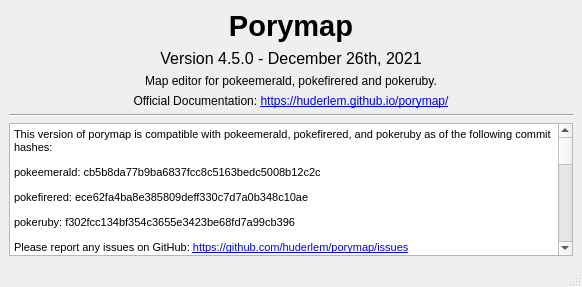
Before: the Qt Designer form forms/aboutporymap.ui in huderlem/porymap, drawn with Qt 5.
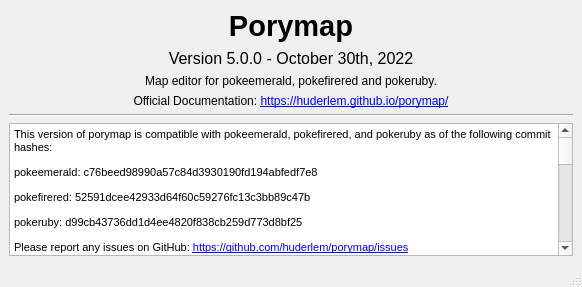
After: the same form once the commit is applied.

Diff of the .ui file:
```diff
--- a/forms/aboutporymap.ui
+++ b/forms/aboutporymap.ui
@@ -53,7 +53,7 @@
        </font>
       </property>
       <property name="text">
-       <string>Version 4.5.0 - December 26th, 2021</string>
+       <string>Version 5.0.0 - October 30th, 2022</string>
       </property>
       <property name="alignment">
        <set>Qt::AlignCenter</set>
@@ -103,16 +103,77 @@
 p, li { white-space: pre-wrap; }
 &lt;/style&gt;&lt;/head&gt;&lt;body style=&quot; font-family:'MS Shell Dlg 2'; font-size:8.25pt; font-weight:400; font-style:normal;&quot;&gt;
 &lt;p style=&quot; margin-top:12px; margin-bottom:12px; margin-left:0px; margin-right:0px; -qt-block-indent:0; text-indent:0px;&quot;&gt;&lt;span style=&quot; font-size:8pt;&quot;&gt;This version of porymap is compatible with pokeemerald, pokefirered, and pokeruby as of the following commit hashes:&lt;/span&gt;&lt;/p&gt;
-&lt;p style=&quot; margin-top:12px; margin-bottom:12px; margin-left:0px; margin-right:0px; -qt-block-indent:0; text-indent:0px;&quot;&gt;&lt;span style=&quot; font-size:8pt;&quot;&gt;pokeemerald: cb5b8da77b9ba6837fcc8c5163bedc5008b12c2c&lt;/span&gt;&lt;/p&gt;
-&lt;p style=&quot; margin-top:12px; margin-bottom:12px; margin-left:0px; margin-right:0px; -qt-block-indent:0; text-indent:0px;&quot;&gt;&lt;span style=&quot; font-size:8pt;&quot;&gt;pokefirered: ece62fa4ba8e385809deff330c7d7a0b348c10ae&lt;/span&gt;&lt;/p&gt;
-&lt;p style=&quot; margin-top:12px; margin-bottom:12px; margin-left:0px; margin-right:0px; -qt-block-indent:0; text-indent:0px;&quot;&gt;&lt;span style=&quot; font-size:8pt;&quot;&gt;pokeruby: f302fcc134bf354c3655e3423be68fd7a99cb396&lt;/span&gt;&lt;/p&gt;
+&lt;p style=&quot; margin-top:12px; margin-bottom:12px; margin-left:0px; margin-right:0px; -qt-block-indent:0; text-indent:0px;&quot;&gt;&lt;span style=&quot; font-size:8pt;&quot;&gt;pokeemerald: c76beed98990a57c84d3930190fd194abfedf7e8&lt;/span&gt;&lt;/p&gt;
+&lt;p style=&quot; margin-top:12px; margin-bottom:12px; margin-left:0px; margin-right:0px; -qt-block-indent:0; text-indent:0px;&quot;&gt;&lt;span style=&quot; font-size:8pt;&quot;&gt;pokefirered: 52591dcee42933d64f60c59276fc13c3bb89c47b&lt;/span&gt;&lt;/p&gt;
+&lt;p style=&quot; margin-top:12px; margin-bottom:12px; margin-left:0px; margin-right:0px; -qt-block-indent:0; text-indent:0px;&quot;&gt;&lt;span style=&quot; font-size:8pt;&quot;&gt;pokeruby: d99cb43736dd1d4ee4820f838cb259d773d8bf25&lt;/span&gt;&lt;/p&gt;
 &lt;p style=&quot; margin-top:12px; margin-bottom:12px; margin-left:0px; margin-right:0px; -qt-block-indent:0; text-indent:0px;&quot;&gt;&lt;span style=&quot; font-size:8pt;&quot;&gt;Please report any issues on GitHub: &lt;/span&gt;&lt;a href=&quot;https://github.com/huderlem/porymap/issues&quot;&gt;&lt;span style=&quot; font-size:8pt; text-decoration: underline; color:#0000ff;&quot;&gt;https://github.com/huderlem/porymap/issues&lt;/span&gt;&lt;/a&gt;&lt;/p&gt;
 &lt;hr /&gt;
 &lt;h1 style=&quot; margin-top:18px; margin-bottom:12px; margin-left:0px; margin-right:0px; -qt-block-indent:0; text-indent:0px;&quot;&gt;&lt;a name=&quot;changelog&quot;&gt;&lt;/a&gt;&lt;span style=&quot; font-size:xx-large; font-weight:600;&quot;&gt;C&lt;/span&gt;&lt;span style=&quot; font-size:xx-large; font-weight:600;&quot;&gt;hangelog&lt;/span&gt;&lt;/h1&gt;
 &lt;p style=&quot; margin-top:12px; margin-bottom:12px; margin-left:0px; margin-right:0px; -qt-block-indent:0; text-indent:0px;&quot;&gt;All notable changes to this project will be documented in this file.&lt;/p&gt;
 &lt;p style=&quot; margin-top:12px; margin-bottom:12px; margin-left:0px; margin-right:0px; -qt-block-indent:0; text-indent:0px;&quot;&gt;The format is based on &lt;a href=&quot;https://keepachangelog.com/en/1.0.0/&quot;&gt;&lt;span style=&quot; text-decoration: underline; color:#0000ff;&quot;&gt;Keep a Changelog&lt;/span&gt;&lt;/a&gt;,and this project somewhat adheres to &lt;a href=&quot;https://semver.org/spec/v2.0.0.html&quot;&gt;&lt;span style=&quot; text-decoration: underline; color:#0000ff;&quot;&gt;Semantic Versioning&lt;/span&gt;&lt;/a&gt;.  The MAJOR version number is bumped when there are breaking changes in the pret projects.&lt;/p&gt;
-&lt;p style=&quot; margin-top:12px; margin-bottom:12px; margin-left:0px; margin-right:0px; -qt-block-indent:0; text-indent:0px;&quot;&gt;The &lt;span style=&quot; font-weight:600;&quot;&gt;&amp;quot;Breaking Changes&amp;quot;&lt;/span&gt; listed below are changes that have been made in the decompilation projects (e.g. pokeemerald), which porymap requires in order to work properly. If porymap is used on a project that is not up-to-date with the breaking changes, then porymap will likely break or behave improperly.&lt;/p&gt;
-&lt;h2 style=&quot; margin-top:16px; margin-bottom:12px; margin-left:0px; margin-right:0px; -qt-block-indent:0; text-indent:0px;&quot;&gt;&lt;a name=&quot;-4-5-0-2021-12-26&quot;&gt;&lt;/a&gt;&lt;a href=&quot;https://github.com/huderlem/porymap/compare/4.4.0...4.4.0&quot;&gt;&lt;span style=&quot; font-size:x-large; font-weight:600; text-decoration: underline; color:#0000ff;&quot;&gt;4&lt;/span&gt;&lt;/a&gt;&lt;span style=&quot; font-size:x-large; font-weight:600; text-decoration: underline; color:#0000ff;&quot;&gt;.5.0&lt;/span&gt;&lt;span style=&quot; font-size:x-large; font-weight:600;&quot;&gt; - 2021-12-26&lt;/span&gt;&lt;/h2&gt;
+&lt;p style=&quot; margin-top:12px; margin-bottom:12px; margin-left:0px; margin-right:0px; -qt-block-indent:0; text-indent:0px;&quot;&gt;The &lt;span style=&quot; font-weight:600;&quot;&gt;&amp;quot;Breaking Changes&amp;quot;&lt;/span&gt; listed below are changes that have been made in the decompilation projects (e.g. pokeemerald), which porymap requires in order to work properly. It also includes changes to the scripting API that may change the behavior of existing porymap scripts. If porymap is used with a project or API script that is not up-to-date with the breaking changes, then porymap will likely break or behave improperly.&lt;/p&gt;
+&lt;h2 style=&quot; margin-top:16px; margin-bottom:12px; margin-left:0px; margin-right:0px; -qt-block-indent:0; text-indent:0px;&quot;&gt;&lt;a name=&quot;-unreleased-&quot;&gt;&lt;/a&gt;&lt;a href=&quot;https://github.com/huderlem/porymap/compare/5.0.0...HEAD&quot;&gt;&lt;span style=&quot; font-size:x-large; font-weight:600; text-decoration: underline; color:#0000ff;&quot;&gt;U&lt;/span&gt;&lt;/a&gt;&lt;span style=&quot; font-size:x-large; font-weight:600; text-decoration: underline; color:#0000ff;&quot;&gt;nreleased&lt;/span&gt;&lt;/h2&gt;
+&lt;p style=&quot; margin-top:12px; margin-bottom:12px; margin-left:0px; margin-right:0px; -qt-block-indent:0; text-indent:0px;&quot;&gt;Nothing, yet.&lt;/p&gt;
+&lt;h2 style=&quot; margin-top:16px; margin-bottom:12px; margin-left:0px; margin-right:0px; -qt-block-indent:0; text-indent:0px;&quot;&gt;&lt;a name=&quot;-5-0-0-2022-10-30&quot;&gt;&lt;/a&gt;&lt;a href=&quot;https://github.com/huderlem/porymap/compare/4.5.0...5.0.0&quot;&gt;&lt;span style=&quot; font-size:x-large; font-weight:600; text-decoration: underline; color:#0000ff;&quot;&gt;5&lt;/span&gt;&lt;/a&gt;&lt;span style=&quot; font-size:x-large; font-weight:600; text-decoration: underline; color:#0000ff;&quot;&gt;.0.0&lt;/span&gt;&lt;span style=&quot; font-size:x-large; font-weight:600;&quot;&gt; - 2022-10-30&lt;/span&gt;&lt;/h2&gt;
+&lt;h3 style=&quot; margin-top:14px; margin-bottom:12px; margin-left:0px; margin-right:0px; -qt-block-indent:0; text-indent:0px;&quot;&gt;&lt;a name=&quot;breaking-changes&quot;&gt;&lt;/a&gt;&lt;span style=&quot; font-size:large; font-weight:600;&quot;&gt;B&lt;/span&gt;&lt;span style=&quot; font-size:large; font-weight:600;&quot;&gt;reaking Changes&lt;/span&gt;&lt;/h3&gt;
+&lt;ul style=&quot;margin-top: 0px; margin-bottom: 0px; margin-left: 0px; margin-right: 0px; -qt-list-indent: 1;&quot;&gt;&lt;li style=&quot;&quot; style=&quot; margin-top:12px; margin-bottom:0px; margin-left:0px; margin-right:0px; -qt-block-indent:0; text-indent:0px;&quot;&gt;Proper support for pokefirered's clone objects was added, which requires the changes made in &lt;a href=&quot;https://github.com/pret/pokefirered/pull/484&quot;&gt;&lt;span style=&quot; text-decoration: underline; color:#0000ff;&quot;&gt;pokefirered/#484&lt;/span&gt;&lt;/a&gt;.&lt;/li&gt;
+&lt;li style=&quot;&quot; style=&quot; margin-top:0px; margin-bottom:0px; margin-left:0px; margin-right:0px; -qt-block-indent:0; text-indent:0px;&quot;&gt;Warp IDs are now treated as strings, which requires the change to &lt;span style=&quot; font-family:'Courier New';&quot;&gt;mapjson&lt;/span&gt; made in &lt;a href=&quot;https://github.com/pret/pokeemerald/pull/1755&quot;&gt;&lt;span style=&quot; text-decoration: underline; color:#0000ff;&quot;&gt;pokeemerald/#1755&lt;/span&gt;&lt;/a&gt;. Additionally &lt;span style=&quot; font-family:'Courier New';&quot;&gt;MAP_NONE&lt;/span&gt; was renamed to &lt;span style=&quot; font-family:'Courier New';&quot;&gt;MAP_DYNAMIC&lt;/span&gt;. Both changes also apply to pokefirered and pokeruby.&lt;/li&gt;
+&lt;li style=&quot;&quot; style=&quot; margin-top:0px; margin-bottom:0px; margin-left:0px; margin-right:0px; -qt-block-indent:0; text-indent:0px;&quot;&gt;Many API functions which were previously accessible via the &lt;span style=&quot; font-family:'Courier New';&quot;&gt;map&lt;/span&gt; object are now accessible via one of the new objects &lt;span style=&quot; font-family:'Courier New';&quot;&gt;overlay&lt;/span&gt;, &lt;span style=&quot; font-family:'Courier New';&quot;&gt;utility&lt;/span&gt;, or &lt;span style=&quot; font-family:'Courier New';&quot;&gt;constants&lt;/span&gt;. Some functions were renamed accordingly. See &lt;a href=&quot;https://github.com/huderlem/porymap/pull/460&quot;&gt;&lt;span style=&quot; text-decoration: underline; color:#0000ff;&quot;&gt;porymap/#460&lt;/span&gt;&lt;/a&gt; for a full list of API function name changes.&lt;/li&gt;
+&lt;li style=&quot;&quot; style=&quot; margin-top:0px; margin-bottom:0px; margin-left:0px; margin-right:0px; -qt-block-indent:0; text-indent:0px;&quot;&gt;Arguments for the API function &lt;span style=&quot; font-family:'Courier New';&quot;&gt;createImage&lt;/span&gt; have changed: &lt;span style=&quot; font-family:'Courier New';&quot;&gt;xflip&lt;/span&gt; and &lt;span style=&quot; font-family:'Courier New';&quot;&gt;yflip&lt;/span&gt;  have been replaced with &lt;span style=&quot; font-family:'Courier New';&quot;&gt;hScale&lt;/span&gt; and &lt;span style=&quot; font-family:'Courier New';&quot;&gt;vScale&lt;/span&gt;, and &lt;span style=&quot; font-family:'Courier New';&quot;&gt;offset&lt;/span&gt; has been replaced with &lt;span style=&quot; font-family:'Courier New';&quot;&gt;xOffset&lt;/span&gt; and &lt;span style=&quot; font-family:'Courier New';&quot;&gt;yOffset&lt;/span&gt;.&lt;/li&gt;
+&lt;li style=&quot;&quot; style=&quot; margin-top:0px; margin-bottom:12px; margin-left:0px; margin-right:0px; -qt-block-indent:0; text-indent:0px;&quot;&gt;The API function &lt;span style=&quot; font-family:'Courier New';&quot;&gt;addFilledRect&lt;/span&gt; has been removed; it's been replaced by new arguments in &lt;span style=&quot; font-family:'Courier New';&quot;&gt;addRect&lt;/span&gt;: &lt;span style=&quot; font-family:'Courier New';&quot;&gt;color&lt;/span&gt; has been replaced with &lt;span style=&quot; font-family:'Courier New';&quot;&gt;borderColor&lt;/span&gt; and &lt;span style=&quot; font-family:'Courier New';&quot;&gt;fillColor&lt;/span&gt;, and a new &lt;span style=&quot; font-family:'Courier New';&quot;&gt;rounding&lt;/span&gt; argument allows ellipses to be drawn.&lt;/li&gt;&lt;/ul&gt;
+&lt;h3 style=&quot; margin-top:14px; margin-bottom:12px; margin-left:0px; margin-right:0px; -qt-block-indent:0; text-indent:0px;&quot;&gt;&lt;a name=&quot;added&quot;&gt;&lt;/a&gt;&lt;span style=&quot; font-size:large; font-weight:600;&quot;&gt;A&lt;/span&gt;&lt;span style=&quot; font-size:large; font-weight:600;&quot;&gt;dded&lt;/span&gt;&lt;/h3&gt;
+&lt;ul style=&quot;margin-top: 0px; margin-bottom: 0px; margin-left: 0px; margin-right: 0px; -qt-list-indent: 1;&quot;&gt;&lt;li style=&quot;&quot; style=&quot; margin-top:12px; margin-bottom:0px; margin-left:0px; margin-right:0px; -qt-block-indent:0; text-indent:0px;&quot;&gt;Add prefab support&lt;/li&gt;
+&lt;li style=&quot;&quot; style=&quot; margin-top:0px; margin-bottom:0px; margin-left:0px; margin-right:0px; -qt-block-indent:0; text-indent:0px;&quot;&gt;Add Cut/Copy/Paste for metatiles in the Tileset Editor.&lt;/li&gt;
+&lt;li style=&quot;&quot; style=&quot; margin-top:0px; margin-bottom:0px; margin-left:0px; margin-right:0px; -qt-block-indent:0; text-indent:0px;&quot;&gt;Add button to copy the full metatile label to the clipboard in the Tileset Editor.&lt;/li&gt;
+&lt;li style=&quot;&quot; style=&quot; margin-top:0px; margin-bottom:0px; margin-left:0px; margin-right:0px; -qt-block-indent:0; text-indent:0px;&quot;&gt;Add ability to export an image of the primary or secondary tileset's metatiles.&lt;/li&gt;
+&lt;li style=&quot;&quot; style=&quot; margin-top:0px; margin-bottom:0px; margin-left:0px; margin-right:0px; -qt-block-indent:0; text-indent:0px;&quot;&gt;Add new config options for customizing how new maps are filled, setting default tilesets, and whether the most recent project should be opened on launch.&lt;/li&gt;
+&lt;li style=&quot;&quot; style=&quot; margin-top:0px; margin-bottom:0px; margin-left:0px; margin-right:0px; -qt-block-indent:0; text-indent:0px;&quot;&gt;Add color picker to palette editor for taking colors from the screen.&lt;/li&gt;
+&lt;li style=&quot;&quot; style=&quot; margin-top:0px; margin-bottom:12px; margin-left:0px; margin-right:0px; -qt-block-indent:0; text-indent:0px;&quot;&gt;Add new features to the scripting API, including the ability to display messages and user input windows, set the overlay's opacity, rotation, scale, and clipping, interact with map header properties and the map border, read tile pixel data, and more.&lt;/li&gt;&lt;/ul&gt;
+&lt;h3 style=&quot; margin-top:14px; margin-bottom:12px; margin-left:0px; margin-right:0px; -qt-block-indent:0; text-indent:0px;&quot;&gt;&lt;a name=&quot;changed&quot;&gt;&lt;/a&gt;&lt;span style=&quot; font-size:large; font-weight:600;&quot;&gt;C&lt;/span&gt;&lt;span style=&quot; font-size:large; font-weight:600;&quot;&gt;hanged&lt;/span&gt;&lt;/h3&gt;
+&lt;ul style=&quot;margin-top: 0px; margin-bottom: 0px; margin-left: 0px; margin-right: 0px; -qt-list-indent: 1;&quot;&gt;&lt;li style=&quot;&quot; style=&quot; margin-top:12px; margin-bottom:0px; margin-left:0px; margin-right:0px; -qt-block-indent:0; text-indent:0px;&quot;&gt;Overhauled the region map editor, adding support for tilemaps, and significant customization. Also now supports pokefirered.&lt;/li&gt;
+&lt;li style=&quot;&quot; style=&quot; margin-top:0px; margin-bottom:0px; margin-left:0px; margin-right:0px; -qt-block-indent:0; text-indent:0px;&quot;&gt;Previous settings will be remembered in the New Map Options window.&lt;/li&gt;
+&lt;li style=&quot;&quot; style=&quot; margin-top:0px; margin-bottom:0px; margin-left:0px; margin-right:0px; -qt-block-indent:0; text-indent:0px;&quot;&gt;The Custom Attributes table for map headers and events now supports types other than strings.&lt;/li&gt;
+&lt;li style=&quot;&quot; style=&quot; margin-top:0px; margin-bottom:0px; margin-left:0px; margin-right:0px; -qt-block-indent:0; text-indent:0px;&quot;&gt;If an object event is inanimate, it will always render using its first frame.&lt;/li&gt;
+&lt;li style=&quot;&quot; style=&quot; margin-top:0px; margin-bottom:0px; margin-left:0px; margin-right:0px; -qt-block-indent:0; text-indent:0px;&quot;&gt;Unused metatile attribute bits are preserved instead of being cleared.&lt;/li&gt;
+&lt;li style=&quot;&quot; style=&quot; margin-top:0px; margin-bottom:0px; margin-left:0px; margin-right:0px; -qt-block-indent:0; text-indent:0px;&quot;&gt;The wild encounter editor is automatically disabled if the encounter JSON data cannot be read&lt;/li&gt;
+&lt;li style=&quot;&quot; style=&quot; margin-top:0px; margin-bottom:0px; margin-left:0px; margin-right:0px; -qt-block-indent:0; text-indent:0px;&quot;&gt;Metatiles are always rendered accurately with 3 layers, and the unused layer is not assumed to be transparent.&lt;/li&gt;
+&lt;li style=&quot;&quot; style=&quot; margin-top:0px; margin-bottom:0px; margin-left:0px; margin-right:0px; -qt-block-indent:0; text-indent:0px;&quot;&gt;&lt;span style=&quot; font-family:'Courier New';&quot;&gt;object_event_graphics_info.h&lt;/span&gt; can now be parsed correctly if it uses structs with attributes.&lt;/li&gt;
+&lt;li style=&quot;&quot; style=&quot; margin-top:0px; margin-bottom:0px; margin-left:0px; margin-right:0px; -qt-block-indent:0; text-indent:0px;&quot;&gt;Tileset data in &lt;span style=&quot; font-family:'Courier New';&quot;&gt;headers&lt;/span&gt;, &lt;span style=&quot; font-family:'Courier New';&quot;&gt;graphics&lt;/span&gt;, and &lt;span style=&quot; font-family:'Courier New';&quot;&gt;metatiles&lt;/span&gt; can now be parsed if written in C.&lt;/li&gt;
+&lt;li style=&quot;&quot; style=&quot; margin-top:0px; margin-bottom:0px; margin-left:0px; margin-right:0px; -qt-block-indent:0; text-indent:0px;&quot;&gt;The amount of time it takes to render the event panel has been reduced, which is most noticeable when selecting multiple events at once.&lt;/li&gt;
+&lt;li style=&quot;&quot; style=&quot; margin-top:0px; margin-bottom:0px; margin-left:0px; margin-right:0px; -qt-block-indent:0; text-indent:0px;&quot;&gt;The selection is no longer reset when pasting events. The newly pasted events are selected instead.&lt;/li&gt;
+&lt;li style=&quot;&quot; style=&quot; margin-top:0px; margin-bottom:0px; margin-left:0px; margin-right:0px; -qt-block-indent:0; text-indent:0px;&quot;&gt;The currently selected event for each event group will persist between tabs.&lt;/li&gt;
+&lt;li style=&quot;&quot; style=&quot; margin-top:0px; margin-bottom:0px; margin-left:0px; margin-right:0px; -qt-block-indent:0; text-indent:0px;&quot;&gt;An object event's sprite will now render if a number is specified instead of a graphics constant.&lt;/li&gt;
+&lt;li style=&quot;&quot; style=&quot; margin-top:0px; margin-bottom:0px; margin-left:0px; margin-right:0px; -qt-block-indent:0; text-indent:0px;&quot;&gt;Palette editor ui is updated a bit to allow hex and rgb value input.&lt;/li&gt;
+&lt;li style=&quot;&quot; style=&quot; margin-top:0px; margin-bottom:0px; margin-left:0px; margin-right:0px; -qt-block-indent:0; text-indent:0px;&quot;&gt;Heal location constants will no longer be deleted if they're not used in the data tables.&lt;/li&gt;
+&lt;li style=&quot;&quot; style=&quot; margin-top:0px; margin-bottom:0px; margin-left:0px; margin-right:0px; -qt-block-indent:0; text-indent:0px;&quot;&gt;The heal location prefixes &lt;span style=&quot; font-family:'Courier New';&quot;&gt;SPAWN_&lt;/span&gt; and &lt;span style=&quot; font-family:'Courier New';&quot;&gt;HEAL_LOCATION_&lt;/span&gt; may now be used interchangeably.&lt;/li&gt;
+&lt;li style=&quot;&quot; style=&quot; margin-top:0px; margin-bottom:0px; margin-left:0px; margin-right:0px; -qt-block-indent:0; text-indent:0px;&quot;&gt;The number and order of entries in the heal location data tables can now be changed arbitrarily, and independently of each other.&lt;/li&gt;
+&lt;li style=&quot;&quot; style=&quot; margin-top:0px; margin-bottom:0px; margin-left:0px; margin-right:0px; -qt-block-indent:0; text-indent:0px;&quot;&gt;The metatile behavior is now displayed in the bottom bar mouseover text.&lt;/li&gt;
+&lt;li style=&quot;&quot; style=&quot; margin-top:0px; margin-bottom:0px; margin-left:0px; margin-right:0px; -qt-block-indent:0; text-indent:0px;&quot;&gt;Number values are now allowed in the Tileset Editor's Metatile Behavior field.&lt;/li&gt;
+&lt;li style=&quot;&quot; style=&quot; margin-top:0px; margin-bottom:0px; margin-left:0px; margin-right:0px; -qt-block-indent:0; text-indent:0px;&quot;&gt;Removed some unnecessary error logs from the scripting API and added new useful ones.&lt;/li&gt;
+&lt;li style=&quot;&quot; style=&quot; margin-top:0px; margin-bottom:12px; margin-left:0px; margin-right:0px; -qt-block-indent:0; text-indent:0px;&quot;&gt;If any JSON data is the incorrect type Porymap will now attempt to convert it.&lt;/li&gt;&lt;/ul&gt;
+&lt;h3 style=&quot; margin-top:14px; margin-bottom:12px; margin-left:0px; margin-right:0px; -qt-block-indent:0; text-indent:0px;&quot;&gt;&lt;a name=&quot;fixed&quot;&gt;&lt;/a&gt;&lt;span style=&quot; font-size:large; font-weight:600;&quot;&gt;F&lt;/span&gt;&lt;span style=&quot; font-size:large; font-weight:600;&quot;&gt;ixed&lt;/span&gt;&lt;/h3&gt;
+&lt;ul style=&quot;margin-top: 0px; margin-bottom: 0px; margin-left: 0px; margin-right: 0px; -qt-list-indent: 1;&quot;&gt;&lt;li style=&quot;&quot; style=&quot; margin-top:12px; margin-bottom:0px; margin-left:0px; margin-right:0px; -qt-block-indent:0; text-indent:0px;&quot;&gt;Fix events losing their assigned script when the script autocomplete is used.&lt;/li&gt;
+&lt;li style=&quot;&quot; style=&quot; margin-top:0px; margin-bottom:0px; margin-left:0px; margin-right:0px; -qt-block-indent:0; text-indent:0px;&quot;&gt;Fix the unsaved changes indicator not disappearing when saving changes to events.&lt;/li&gt;
+&lt;li style=&quot;&quot; style=&quot; margin-top:0px; margin-bottom:0px; margin-left:0px; margin-right:0px; -qt-block-indent:0; text-indent:0px;&quot;&gt;Fix copy and paste for events not including their custom attributes.&lt;/li&gt;
+&lt;li style=&quot;&quot; style=&quot; margin-top:0px; margin-bottom:0px; margin-left:0px; margin-right:0px; -qt-block-indent:0; text-indent:0px;&quot;&gt;Fix cursor tile outline not updating at the end of a dragged selection.&lt;/li&gt;
+&lt;li style=&quot;&quot; style=&quot; margin-top:0px; margin-bottom:0px; margin-left:0px; margin-right:0px; -qt-block-indent:0; text-indent:0px;&quot;&gt;Fix cursor tile and player view outlines exiting map bounds while painting.&lt;/li&gt;
+&lt;li style=&quot;&quot; style=&quot; margin-top:0px; margin-bottom:0px; margin-left:0px; margin-right:0px; -qt-block-indent:0; text-indent:0px;&quot;&gt;Fix cursor tile and player view outlines not updating immediately when toggled in Collision view.&lt;/li&gt;
+&lt;li style=&quot;&quot; style=&quot; margin-top:0px; margin-bottom:0px; margin-left:0px; margin-right:0px; -qt-block-indent:0; text-indent:0px;&quot;&gt;Fix selected space not updating while painting in Collision view.&lt;/li&gt;
+&lt;li style=&quot;&quot; style=&quot; margin-top:0px; margin-bottom:0px; margin-left:0px; margin-right:0px; -qt-block-indent:0; text-indent:0px;&quot;&gt;Fix collision values of 2 or 3 not rendering properly.&lt;/li&gt;
+&lt;li style=&quot;&quot; style=&quot; margin-top:0px; margin-bottom:0px; margin-left:0px; margin-right:0px; -qt-block-indent:0; text-indent:0px;&quot;&gt;Fix the map tree view arrows not displaying for custom themes.&lt;/li&gt;
+&lt;li style=&quot;&quot; style=&quot; margin-top:0px; margin-bottom:0px; margin-left:0px; margin-right:0px; -qt-block-indent:0; text-indent:0px;&quot;&gt;Fix the map music dropdown being empty when importing a map from Advance Map.&lt;/li&gt;
+&lt;li style=&quot;&quot; style=&quot; margin-top:0px; margin-bottom:0px; margin-left:0px; margin-right:0px; -qt-block-indent:0; text-indent:0px;&quot;&gt;Fix object events added by pasting ignoring the map event limit.&lt;/li&gt;
+&lt;li style=&quot;&quot; style=&quot; margin-top:0px; margin-bottom:0px; margin-left:0px; margin-right:0px; -qt-block-indent:0; text-indent:0px;&quot;&gt;Fix a bug where saving the tileset editor would reselect the main editor's first selected metatile.&lt;/li&gt;
+&lt;li style=&quot;&quot; style=&quot; margin-top:0px; margin-bottom:0px; margin-left:0px; margin-right:0px; -qt-block-indent:0; text-indent:0px;&quot;&gt;Fix crashes / unexpected behavior if certain scripting API functions are given invalid palette or tile numbers.&lt;/li&gt;
+&lt;li style=&quot;&quot; style=&quot; margin-top:0px; margin-bottom:0px; margin-left:0px; margin-right:0px; -qt-block-indent:0; text-indent:0px;&quot;&gt;Fix drawing large amounts of text with the scripting API causing a significant drop in performance.&lt;/li&gt;
+&lt;li style=&quot;&quot; style=&quot; margin-top:0px; margin-bottom:0px; margin-left:0px; margin-right:0px; -qt-block-indent:0; text-indent:0px;&quot;&gt;Silence unnecessary error logging when parsing C defines Porymap doesn't use.&lt;/li&gt;
+&lt;li style=&quot;&quot; style=&quot; margin-top:0px; margin-bottom:0px; margin-left:0px; margin-right:0px; -qt-block-indent:0; text-indent:0px;&quot;&gt;Fix some windows like the Tileset Editor not raising to the front when reactivated.&lt;/li&gt;
+&lt;li style=&quot;&quot; style=&quot; margin-top:0px; margin-bottom:0px; margin-left:0px; margin-right:0px; -qt-block-indent:0; text-indent:0px;&quot;&gt;Fix incorrect limits on Floor Number and Border Width/Height in the New Map Options window.&lt;/li&gt;
+&lt;li style=&quot;&quot; style=&quot; margin-top:0px; margin-bottom:0px; margin-left:0px; margin-right:0px; -qt-block-indent:0; text-indent:0px;&quot;&gt;Fix Border Width/Height being set to 0 when creating a new map from an existing layout.&lt;/li&gt;
+&lt;li style=&quot;&quot; style=&quot; margin-top:0px; margin-bottom:0px; margin-left:0px; margin-right:0px; -qt-block-indent:0; text-indent:0px;&quot;&gt;Fix certain UI elements not highlighting red on some platforms.&lt;/li&gt;
+&lt;li style=&quot;&quot; style=&quot; margin-top:0px; margin-bottom:0px; margin-left:0px; margin-right:0px; -qt-block-indent:0; text-indent:0px;&quot;&gt;Fix Open Config Folder not responding&lt;/li&gt;
+&lt;li style=&quot;&quot; style=&quot; margin-top:0px; margin-bottom:12px; margin-left:0px; margin-right:0px; -qt-block-indent:0; text-indent:0px;&quot;&gt;Properly update the minimum offset for a connection when the map is changed.&lt;/li&gt;&lt;/ul&gt;
+&lt;h2 style=&quot; margin-top:16px; margin-bottom:12px; margin-left:0px; margin-right:0px; -qt-block-indent:0; text-indent:0px;&quot;&gt;&lt;a name=&quot;-4-5-0-2021-12-26&quot;&gt;&lt;/a&gt;&lt;a href=&quot;https://github.com/huderlem/porymap/compare/4.4.0...4.5.0&quot;&gt;&lt;span style=&quot; font-size:x-large; font-weight:600; text-decoration: underline; color:#0000ff;&quot;&gt;4&lt;/span&gt;&lt;/a&gt;&lt;span style=&quot; font-size:x-large; font-weight:600; text-decoration: underline; color:#0000ff;&quot;&gt;.5.0&lt;/span&gt;&lt;span style=&quot; font-size:x-large; font-weight:600;&quot;&gt; - 2021-12-26&lt;/span&gt;&lt;/h2&gt;
 &lt;h3 style=&quot; margin-top:14px; margin-bottom:12px; margin-left:0px; margin-right:0px; -qt-block-indent:0; text-indent:0px;&quot;&gt;&lt;a name=&quot;added&quot;&gt;&lt;/a&gt;&lt;span style=&quot; font-size:large; font-weight:600;&quot;&gt;A&lt;/span&gt;&lt;span style=&quot; font-size:large; font-weight:600;&quot;&gt;dded&lt;/span&gt;&lt;/h3&gt;
 &lt;ul style=&quot;margin-top: 0px; margin-bottom: 0px; margin-left: 0px; margin-right: 0px; -qt-list-indent: 1;&quot;&gt;&lt;li style=&quot;&quot; style=&quot; margin-top:12px; margin-bottom:0px; margin-left:0px; margin-right:0px; -qt-block-indent:0; text-indent:0px;&quot;&gt;WSL project paths are now supported. (For example, \wsl$\Ubuntu-20.04\home\huderlem\pokeemerald)&lt;/li&gt;
 &lt;li style=&quot;&quot; style=&quot; margin-top:0px; margin-bottom:0px; margin-left:0px; margin-right:0px; -qt-block-indent:0; text-indent:0px;&quot;&gt;Add ability to export map timelapse animated GIFs with &lt;span style=&quot; font-family:'Courier New';&quot;&gt;File -&amp;gt; Export Map Timelapse Image...&lt;/span&gt;.&lt;/li&gt;
```
